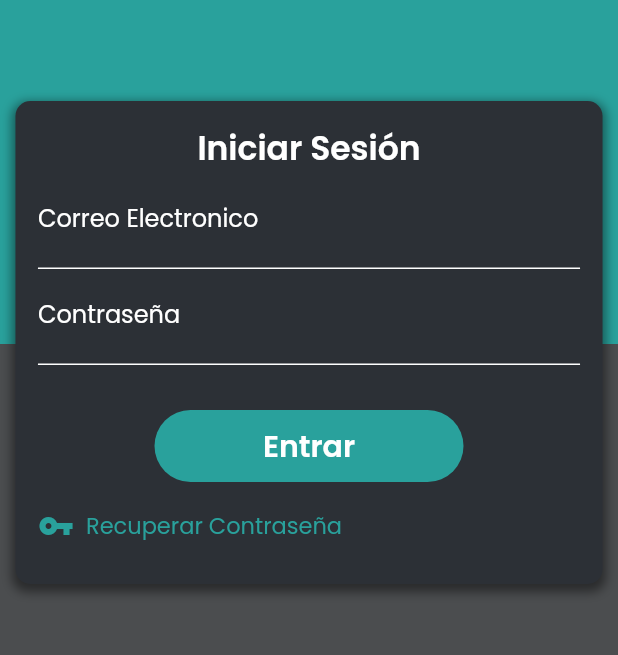
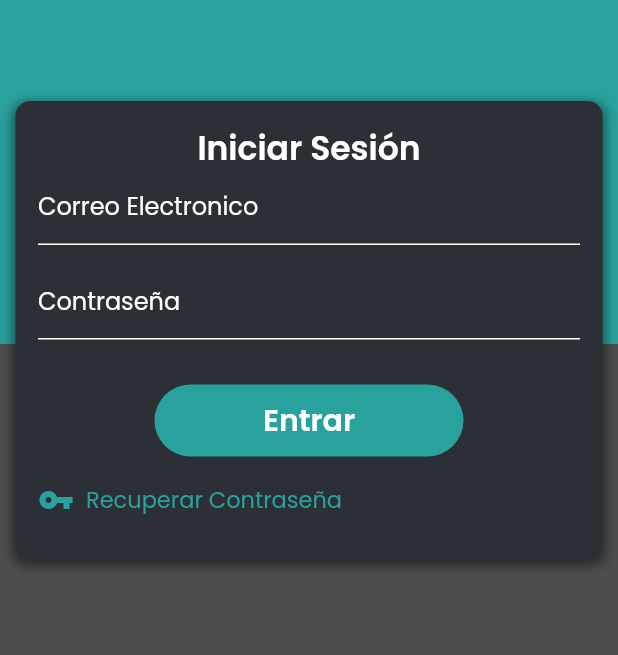
Before and after one commit to Hectorc70/ss_manager, a Flutter app: the screen it shows after launch, after a tap on "Iniciar Sesión", on a phone screen of 412 x 824 dp, the part 274-929 px from its top. Run offline on Flutter 3.47's test engine with Material 2 defaults, Android fonts, the phone set to English and light mode, and no system bars; our stand-ins replace firebase_auth, firebase_core; accounts and stored records are empty; network calls fail.

Commit message:
muestra home page si el login fue correcto

```diff
--- a/lib/src/pages/autenticacion/login_page.dart
+++ b/lib/src/pages/autenticacion/login_page.dart
@@ -52,8 +52,6 @@ class LoginPage extends StatelessWidget {
 
     final login = Provider.of<UserProvider>(context);
 
-
-
     return SingleChildScrollView(
       child: Column(
         children: [
@@ -82,10 +80,14 @@ class LoginPage extends StatelessWidget {
                       fontSize: 22.0),
                 ),
                 TextFormField(
+
+                  style: TextStyle(color: Colors.white),
                   onChanged: (String value) {
                     validationService.changeName(value);
                   },
+
                   decoration: InputDecoration(
+                    contentPadding: EdgeInsets.only(bottom: 0.0),
                     enabledBorder: UnderlineInputBorder(
                         borderSide: BorderSide(color: Colors.white)),
                     labelText: 'Correo Electronico',
@@ -95,11 +97,14 @@ class LoginPage extends StatelessWidget {
                     errorText: validationService.name.error,
                   ),
                 ),
+                SizedBox(height: 15.0,),
                 TextFormField(
+                  style: TextStyle(color: Colors.white),
                   onChanged: (String value) {
                     validationService.changeName(value);
                   },
                   decoration: InputDecoration(
+                    contentPadding: EdgeInsets.only(bottom: 0.0),
                     enabledBorder: UnderlineInputBorder(
                         borderSide: BorderSide(color: Colors.white)),
                     labelText: 'Contraseña',
@@ -118,12 +123,12 @@ class LoginPage extends StatelessWidget {
                   child: MaterialButton(
                     padding: EdgeInsets.fromLTRB(0.0, 0.0, 0.0, 0.0),
                     minWidth: width * .50,
-                    onPressed: () async{
+                    onPressed: () async {
                       final resp = await login.loginUser();
-                      if (resp != 'user-not-found' && resp != 'wrong-password'){
+                      if (resp != 'user-not-found' &&
+                          resp != 'wrong-password') {
                         Navigator.pushReplacementNamed(context, 'home');
                       }
-
                     },
                     child: Text(
                       "Entrar",
```
